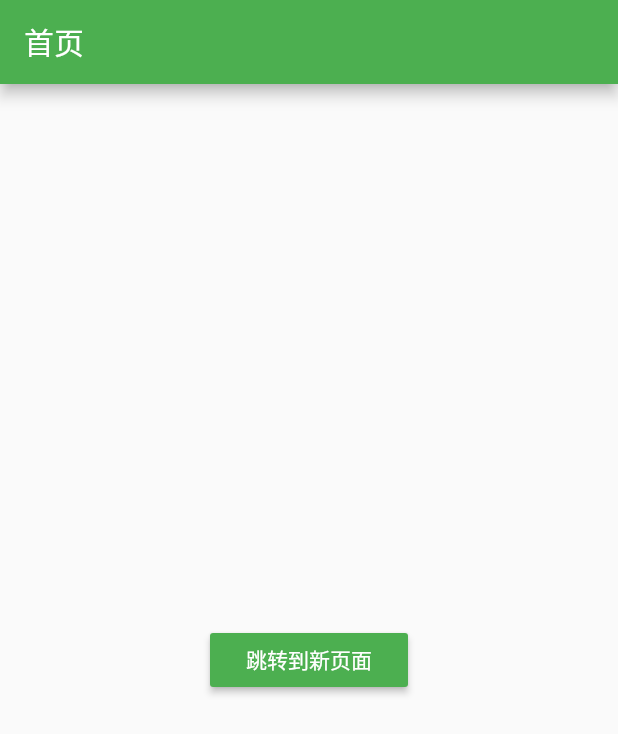
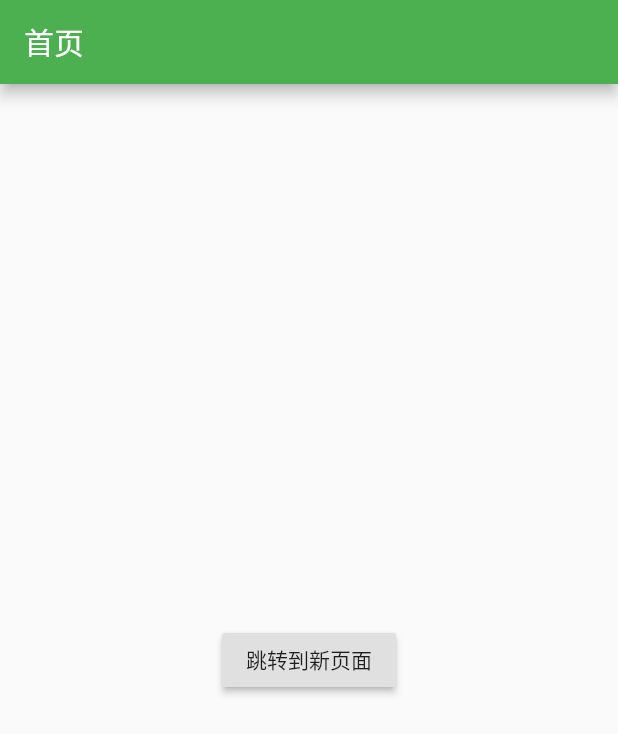
Before and after one commit to changshuai7/flutter_app_demo, a Flutter app: the BasicRoutePageHome screen opened directly, on a phone screen of 412 x 824 dp. Shown: the top 734 px of the screen. Run offline on Flutter 3.47's test engine with Material 2 defaults, Android fonts, the phone set to English and light mode, and no system bars.

Commit message:
基本路由done

```diff
--- a/lib/routedemo/route_basic_demo_main.dart
+++ b/lib/routedemo/route_basic_demo_main.dart
@@ -27,8 +27,6 @@ class BasicRoutePageHome extends StatelessWidget {
       body: Center(
         child: RaisedButton(
           child: Text('跳转到新页面'),
-          color: Theme.of(context).accentColor,
-          textTheme: ButtonTextTheme.primary,
           onPressed: () {
             //导航到新路由
             Navigator.of(context).push(MaterialPageRoute(builder: (context) {
```
